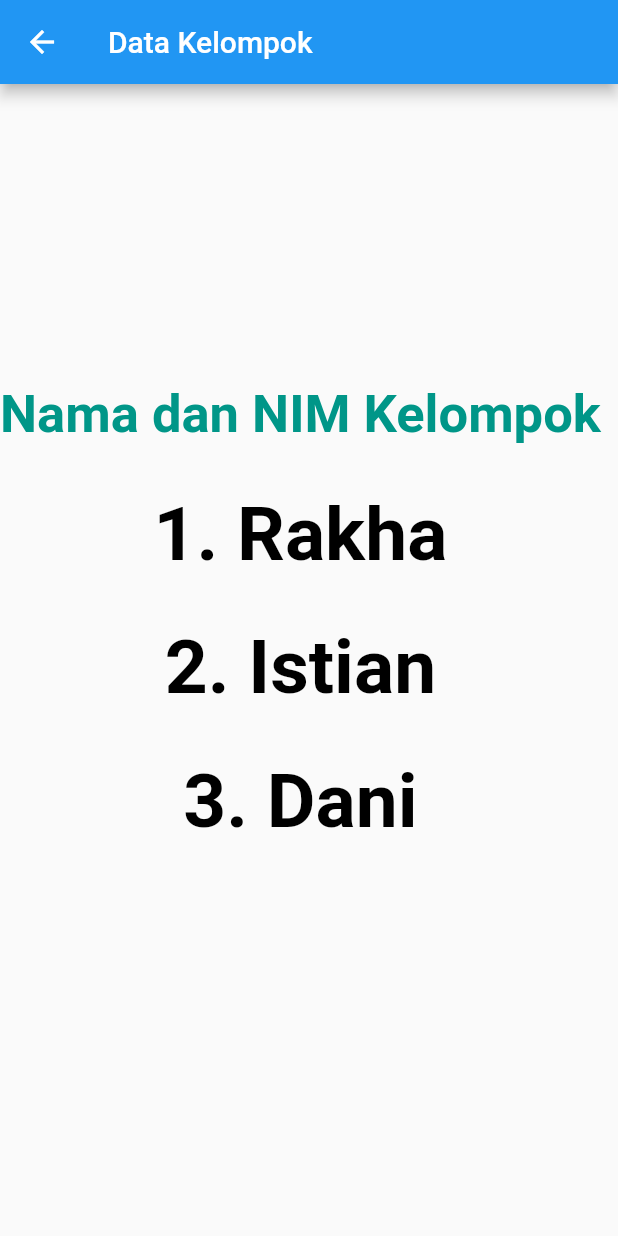
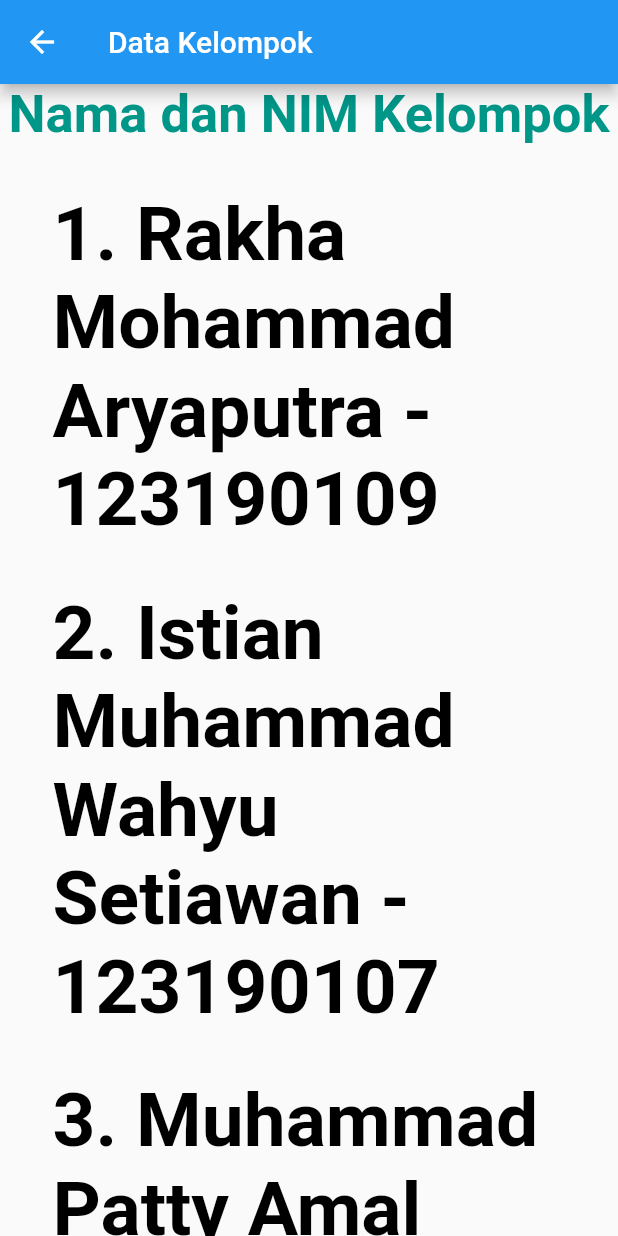
Before and after one commit to istianmws/Pemrogaman-Mobile, a Flutter app: the DataPage screen opened directly, on a phone screen of 412 x 824 dp. Run offline on Flutter 3.47's test engine with Material 2 defaults, Android fonts, the phone set to English and light mode, and no system bars; our stand-ins replace firebase_auth, firebase_core; missing offline and left inert: flutter_simple_calculator; accounts and stored records are empty.

Commit message:
Update biodata.dart

```diff
--- a/lib/pages/biodata.dart
+++ b/lib/pages/biodata.dart
@@ -30,7 +30,7 @@
                 Padding(
                   padding: EdgeInsets.symmetric(horizontal: 35),
                   child: Text(
-                    '1. Rakha',
+                    '1. Rakha Mohammad Aryaputra - 123190109',
                     textAlign: TextAlign.left,
                     style: TextStyle(
                         fontSize: 50,
@@ -45,7 +45,7 @@
                 Padding(
                   padding: EdgeInsets.symmetric(horizontal: 35),
                   child: Text(
-                    '2. Istian',
+                    '2. Istian Muhammad Wahyu Setiawan - 123190107',
                     textAlign: TextAlign.left,
                     style: TextStyle(
                         fontSize: 50,
@@ -60,7 +60,7 @@
                 Padding(
                   padding: EdgeInsets.symmetric(horizontal: 35),
                   child: Text(
-                    '3. Dani',
+                    '3. Muhammad Patty Amal Madani - 123190121',
                     textAlign: TextAlign.left,
                     style: TextStyle(
                         fontSize: 50,
```
